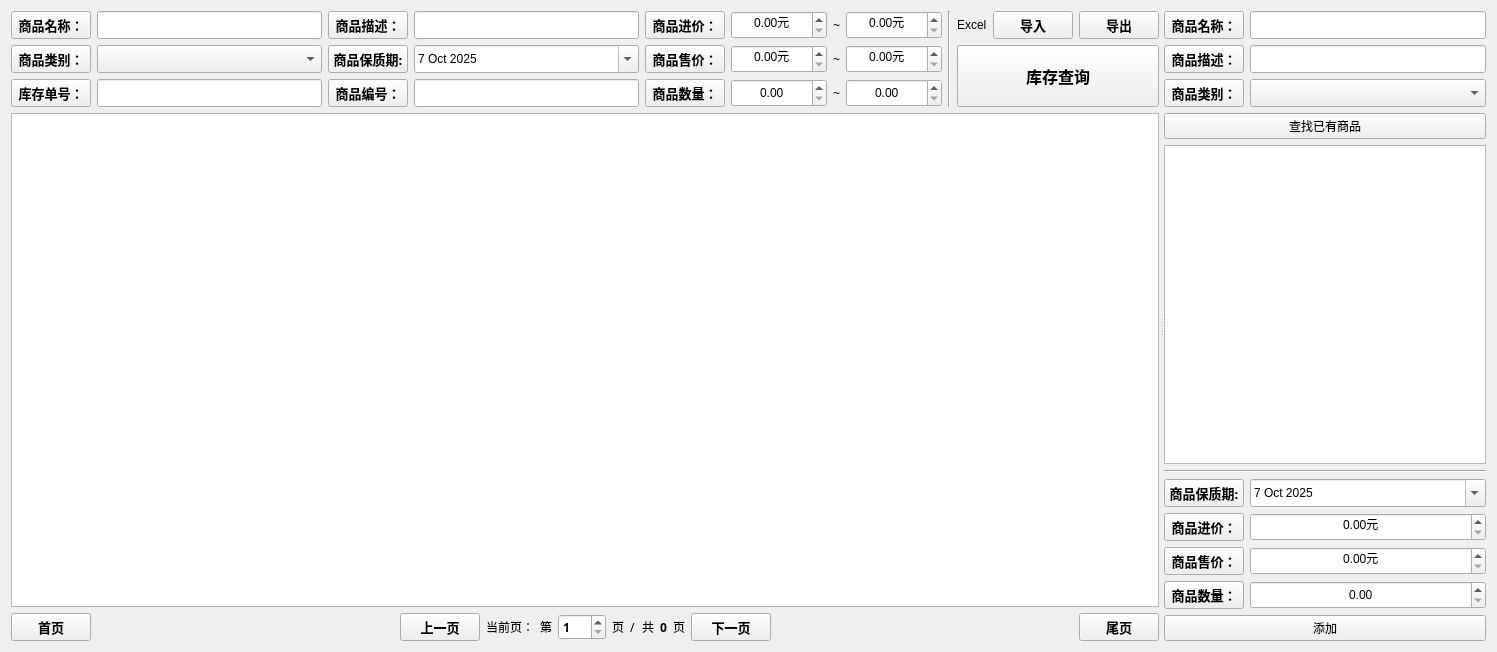
Old version of the form view/manager/widgetinventorymanager.ui in the repository ylxcvvan/Supermarket-Commodity-Management-System.
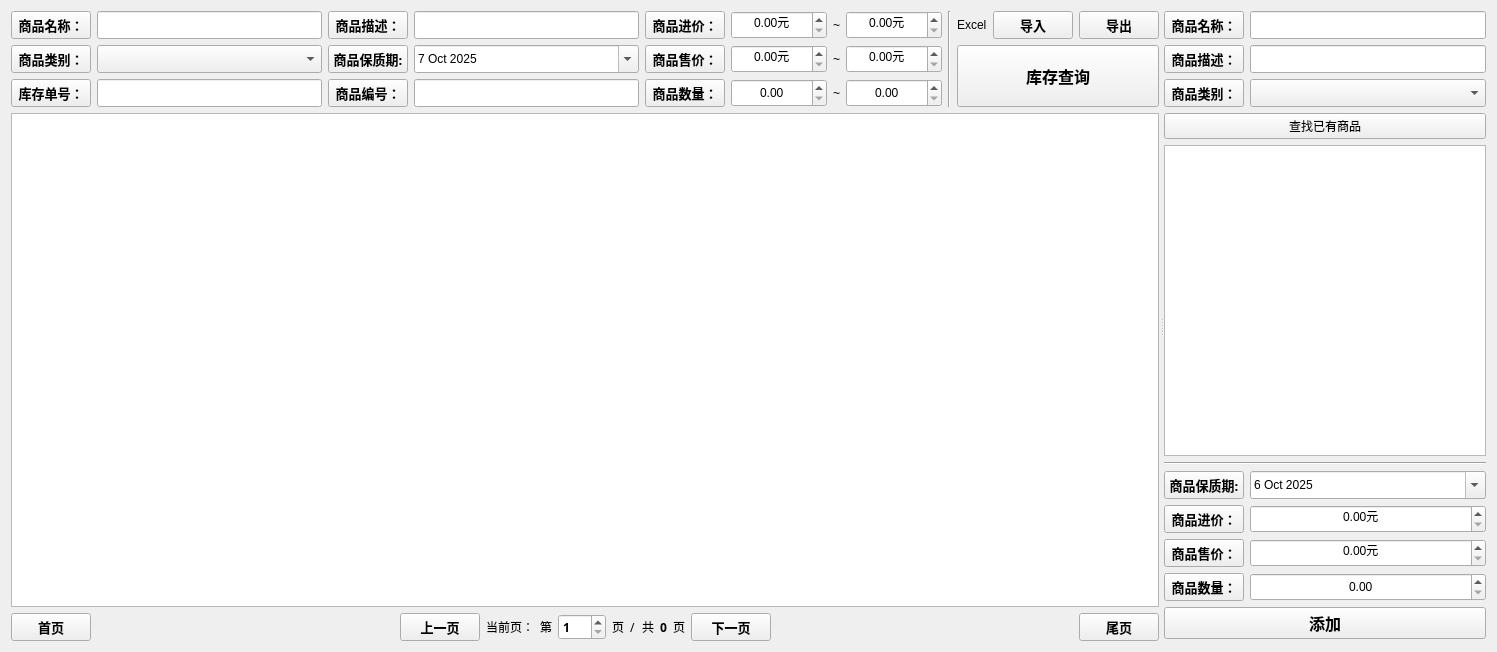
New version of the form. Custom widgets are drawn as their Qt base class.

Commit message: 修改了库存管理的添加按钮的ui样式

Diff of the .ui file:
```diff
--- a/view/manager/widgetinventorymanager.ui
+++ b/view/manager/widgetinventorymanager.ui
@@ -771,6 +771,12 @@
      </widget>
      <widget class="QWidget" name="WidgetPutIn" native="true">
       <layout class="QVBoxLayout" name="widgetlayoutright" stretch="1,0,0,0">
+       <property name="topMargin">
+        <number>0</number>
+       </property>
+       <property name="bottomMargin">
+        <number>2</number>
+       </property>
        <item>
         <layout class="QHBoxLayout" name="horizontalLayout_24">
          <item>
@@ -954,12 +960,12 @@
              </property>
              <property name="dateTime">
               <datetime>
-               <hour>0</hour>
+               <hour>16</hour>
                <minute>0</minute>
                <second>0</second>
                <year>2025</year>
                <month>10</month>
-               <day>7</day>
+               <day>6</day>
               </datetime>
              </property>
              <property name="calendarPopup">
@@ -1093,6 +1099,13 @@
        </item>
        <item>
         <widget class="QtMaterialRaisedButton" name="pushButton_2">
+         <property name="font">
+          <font>
+           <family>微软雅黑</family>
+           <pointsize>12</pointsize>
+           <bold>true</bold>
+          </font>
+         </property>
          <property name="text">
           <string>添加</string>
          </property>
```
Left out of the diff: 2 changed lines with no effect on the pictures.
